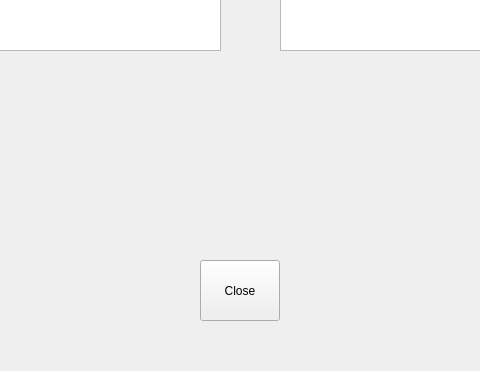
Qt form Qt/fftProject_main/mainwindow.ui (Tarokh-Yaghoubi/C-) before a commit; both pictures show x 150 to 630 and y 360 to 731 of the 800 by 731 pixel window.
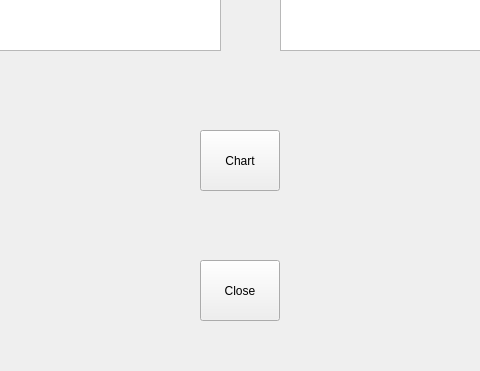
The same form after that commit.

Commit message: added chart window

```diff
--- a/Qt/fftProject_main/mainwindow.ui
+++ b/Qt/fftProject_main/mainwindow.ui
@@ -86,6 +86,19 @@
      </rect>
     </property>
    </widget>
+   <widget class="QPushButton" name="pushButton_chart">
+    <property name="geometry">
+     <rect>
+      <x>350</x>
+      <y>490</y>
+      <width>80</width>
+      <height>61</height>
+     </rect>
+    </property>
+    <property name="text">
+     <string>Chart</string>
+    </property>
+   </widget>
   </widget>
   <widget class="QMenuBar" name="menubar">
    <property name="geometry">
```
